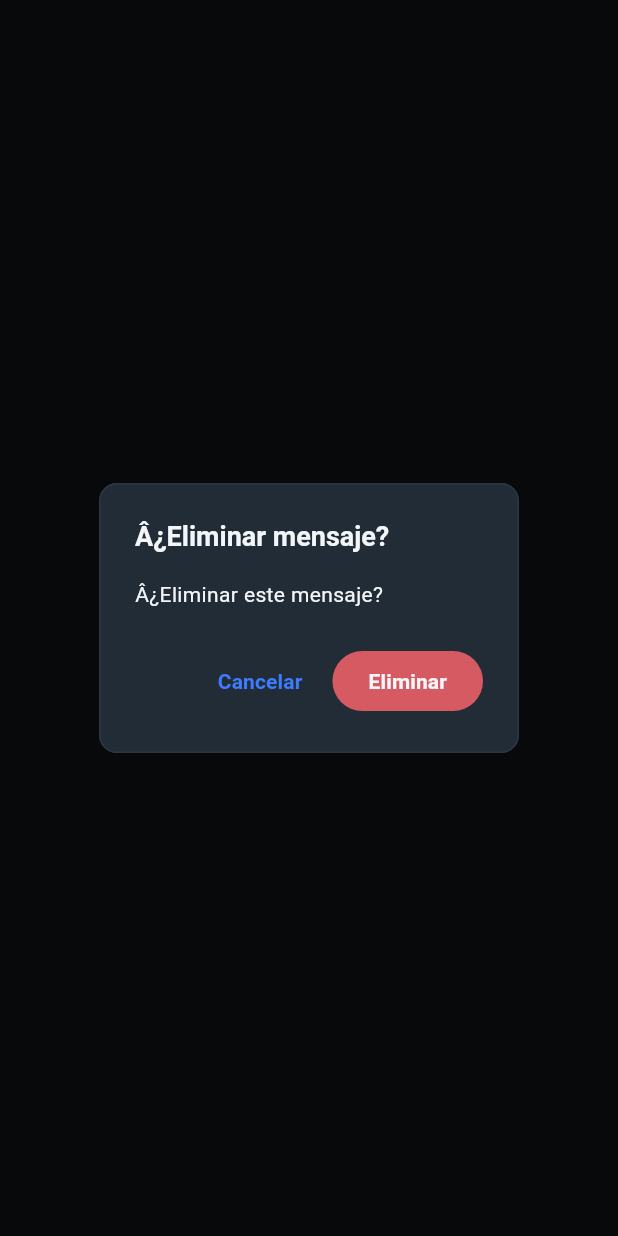
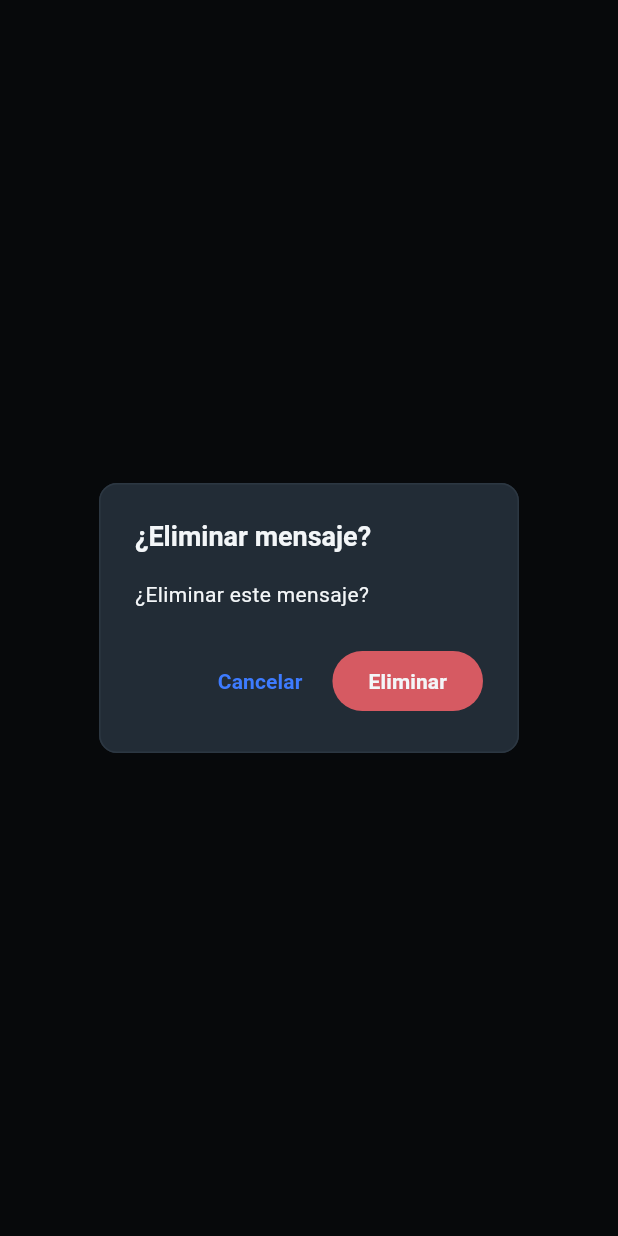
Before and after one commit to Tirano61/teamflow_frontend, a Flutter app: what showDeleteDiscussionMessageDialog() shows on an empty page, opened directly with empty values, on a phone screen of 412 x 824 dp. Run offline on Flutter 3.47's test engine with Material 3 defaults, Android fonts, the phone set to English and light mode, and no system bars; our stand-ins replace cross_file, file_picker, firebase_core, firebase_messaging, flutter_bloc, get_it and 4 more; missing offline and left inert: dart:ui_web, receive_sharing_intent; accounts and stored records are empty.

Commit message:
34 secuencias mal codificadas en 9 archivos

```diff
--- a/lib/features/discussions/presentation/pages/discussion_detail_page/discussion_detail_helpers.dart
+++ b/lib/features/discussions/presentation/pages/discussion_detail_page/discussion_detail_helpers.dart
@@ -30,7 +30,7 @@ String discussionStatusLabel(DiscussionRecordStatus status) {
     case DiscussionRecordStatus.newDiscussion:
       return 'Entrada';
     case DiscussionRecordStatus.review:
-      return 'RevisiÃ³n';
+      return 'Revisión';
     case DiscussionRecordStatus.inProgress:
       return 'Trabajando';
     case DiscussionRecordStatus.resolved:
--- a/lib/features/discussions/presentation/pages/discussion_detail_page/discussion_detail_page.dart
+++ b/lib/features/discussions/presentation/pages/discussion_detail_page/discussion_detail_page.dart
@@ -637,7 +637,7 @@ class _DiscussionDetailPageState extends State<DiscussionDetailPage>
           '${state.errorMessage}\n\n'
           'Tip tecnico: este error suele aparecer cuando el backend bloquea '
           'CORS en POST/OPTIONS de /messages/files o cuando el gateway rechaza '
-          'el tamaÃ±o del video sin devolver cabeceras CORS.\n\n'
+          'el tamaño del video sin devolver cabeceras CORS.\n\n'
           '${_buildWebUploadDiagnosticBlock()}';
 
         _showCopyableErrorDialog(fullMessage);
--- a/lib/features/discussions/presentation/pages/discussion_detail_page/widgets/discussion_conversation_list.dart
+++ b/lib/features/discussions/presentation/pages/discussion_detail_page/widgets/discussion_conversation_list.dart
@@ -85,7 +85,7 @@ class DiscussionConversationList extends StatelessWidget {
               child: OutlinedButton(
                 onPressed: messageState.isLoadingMore ? null : onLoadMore,
                 child: Text(
-                  messageState.isLoadingMore ? 'Cargando...' : 'Cargar mÃ¡s',
+                  messageState.isLoadingMore ? 'Cargando...' : 'Cargar más',
                 ),
               ),
             ),
--- a/lib/features/discussions/presentation/pages/discussion_detail_page/widgets/discussion_detail_dialogs.dart
+++ b/lib/features/discussions/presentation/pages/discussion_detail_page/widgets/discussion_detail_dialogs.dart
@@ -352,11 +352,11 @@ Future<bool?> showDeleteDiscussionMessageDialog({
     context: context,
     builder: (dialogContext) {
       return AlertDialog(
-        title: Text(isAttachment ? 'Â¿Eliminar archivo?' : 'Â¿Eliminar mensaje?'),
+        title: Text(isAttachment ? '¿Eliminar archivo?' : '¿Eliminar mensaje?'),
         content: Text(
           isAttachment
-              ? 'Â¿Eliminar este archivo de la conversaciÃ³n?\nEl archivo tambiÃ©n serÃ¡ eliminado.'
-              : 'Â¿Eliminar este mensaje?',
+              ? '¿Eliminar este archivo de la conversación?\nEl archivo también será eliminado.'
+              : '¿Eliminar este mensaje?',
         ),
         actions: [
           TextButton(
--- a/lib/features/discussions/presentation/pages/discussion_detail_page/widgets/discussion_detail_header.dart
+++ b/lib/features/discussions/presentation/pages/discussion_detail_page/widgets/discussion_detail_header.dart
@@ -116,7 +116,7 @@ class DiscussionDetailHeader extends StatelessWidget {
               ...buildDiscussionContextChips(
                 label: 'Aplicacion',
                 values: workModuleLabels,
-                emptyLabel: 'Sin aplicaciÃ³n',
+                emptyLabel: 'Sin aplicación',
                 onTap: isDeveloper ? onOpenWorkModuleSelector : null,
               ),
               ...buildDiscussionContextChips(
--- a/lib/features/discussions/presentation/widgets/discussion_board_card.dart
+++ b/lib/features/discussions/presentation/widgets/discussion_board_card.dart
@@ -522,7 +522,7 @@ class _DwStatusMenu extends StatelessWidget {
       case DiscussionRecordStatus.newDiscussion:
         return 'Entrada';
       case DiscussionRecordStatus.review:
-        return 'RevisiÃ³n';
+        return 'Revisión';
       case DiscussionRecordStatus.inProgress:
         return 'Trabajando';
       case DiscussionRecordStatus.resolved:
--- a/lib/features/discussions/presentation/widgets/messages/discussion_file_message.dart
+++ b/lib/features/discussions/presentation/widgets/messages/discussion_file_message.dart
@@ -51,7 +51,7 @@ class DiscussionFileMessage extends StatelessWidget {
                     Text(displayName, overflow: TextOverflow.ellipsis),
                     if (details.isNotEmpty)
                       Text(
-                        details.join(' Â· '),
+                        details.join(' · '),
                         style: Theme.of(context).textTheme.bodySmall,
                       ),
                   ],
```
Also changed, not shown: lib/features/catalog_admin/presentation/pages/catalog_admin_page.dart (+12 -12 lines), lib/features/discussions/presentation/pages/discussions_page.dart (+4 -4 lines).
